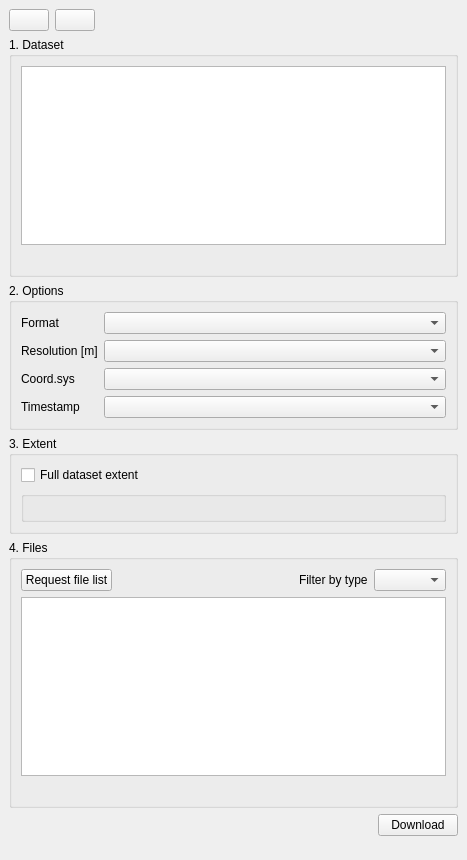
First picture: the form in ui/sgd_dockwidget_base.ui, repository piMoll/swissgeodownloader, before the edit.
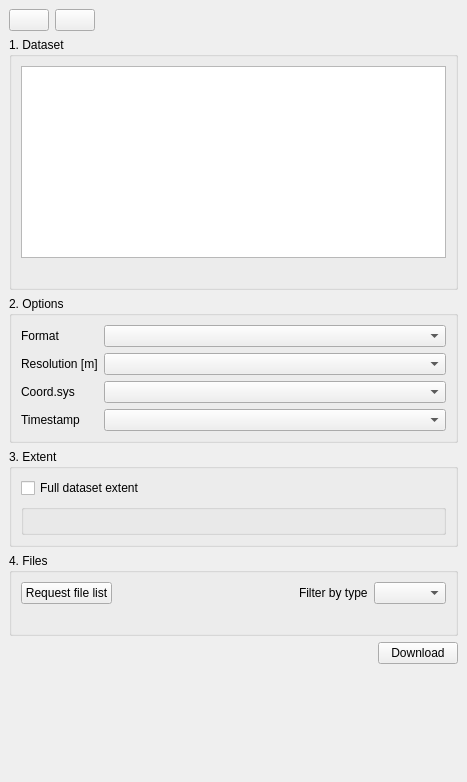
Second picture: the form after the edit. Icons and pictures are not drawn. Custom widgets are drawn as their Qt base class.

Commit message: Replace simple file list with QTableView and add Checkboxes to select individual files.

```diff
--- a/ui/sgd_dockwidget_base.ui
+++ b/ui/sgd_dockwidget_base.ui
@@ -7,7 +7,7 @@
     <x>0</x>
     <y>0</y>
     <width>467</width>
-    <height>860</height>
+    <height>782</height>
    </rect>
   </property>
   <property name="windowTitle">
@@ -245,26 +245,7 @@
           </layout>
          </item>
          <item>
-          <widget class="QListWidget" name="guiFileList">
-           <property name="sizePolicy">
-            <sizepolicy hsizetype="Expanding" vsizetype="Expanding">
-             <horstretch>0</horstretch>
-             <verstretch>0</verstretch>
-            </sizepolicy>
-           </property>
-           <property name="minimumSize">
-            <size>
-             <width>0</width>
-             <height>80</height>
-            </size>
-           </property>
-           <property name="maximumSize">
-            <size>
-             <width>16777215</width>
-             <height>1600</height>
-            </size>
-           </property>
-          </widget>
+          <layout class="QVBoxLayout" name="guiFileListLayout"/>
          </item>
          <item>
           <widget class="QLabel" name="guiFileListStatus">
```
The commit also changes 3 other files.
